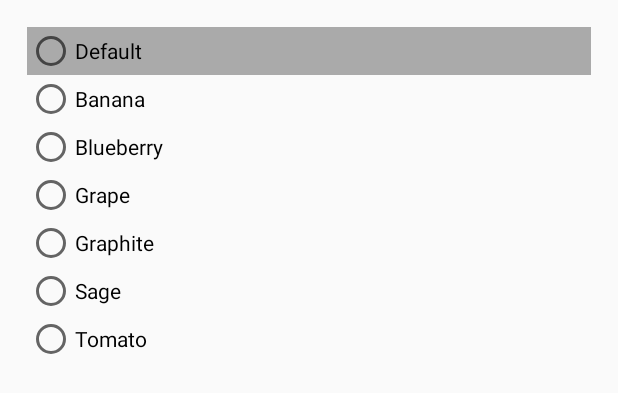
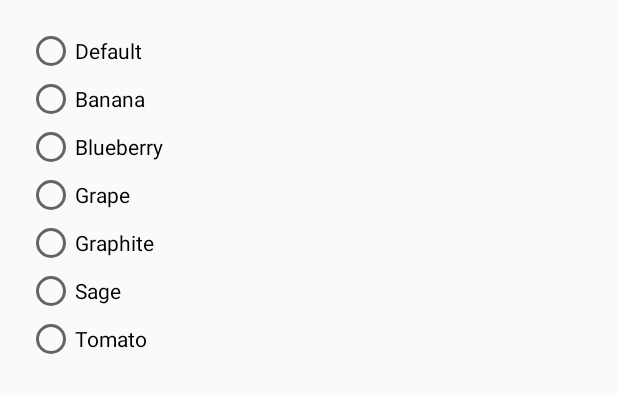
Before and after one commit to AlexVII/Jigsaw, an Android app: the layout dialog_select_theme.xml on its own in the app's theme, with its tools: preview values and no code run, on a phone screen of 412 x 824 dp. Shown: the top 393 px of the screen. Run offline under Robolectric (Android 15) with nearby library versions, the phone set to English and light mode, and no system bars.

Commit message:
Added A Theme Selector

```diff
--- a/app/src/main/java/com/smu_bme/jigsaw/LogUI.java
+++ b/app/src/main/java/com/smu_bme/jigsaw/LogUI.java
@@ -13,6 +13,7 @@ import android.widget.DatePicker;
 import android.widget.ImageButton;
 import android.widget.ProgressBar;
 import android.widget.TextView;
+import android.widget.Toast;
 
 import java.text.Format;
 import java.text.SimpleDateFormat;
@@ -49,8 +50,10 @@ public class LogUI extends View {
     }
 
     public View getView(final Context context, final Calendar calendar){
-//        String CurrentDate  = new SimpleDateFormat("yyyy-MM-dd").format(CurrentCalendar.getTime());
+
         Calendar CurrentDate = MainActivity.PlaceholderFragment.CurrentCalendar;
+        String CurrentDateS  = new SimpleDateFormat("yyyy-MM-dd").format(CurrentDate.getTime());
+        Toast.makeText(context, "Current Time" + CurrentDateS, Toast.LENGTH_SHORT).show();
         String Date = format.format(calendar.getTime());
         textView.setText(Date);
         imageButton.setOnClickListener(new View.OnClickListener() {
--- a/app/src/main/res/layout/dialog_select_theme.xml
+++ b/app/src/main/res/layout/dialog_select_theme.xml
@@ -1,48 +1,108 @@
 <?xml version="1.0" encoding="utf-8"?>
 <LinearLayout xmlns:android="http://schemas.android.com/apk/res/android"
+    xmlns:app="http://schemas.android.com/apk/res-auto"
     android:id="@+id/dialog_layout"
     android:padding="18dp"
     android:orientation="vertical"
     android:layout_width="match_parent"
     android:layout_height="match_parent">
+    <!--<android.support.v7.widget.CardView-->
+        <!--app:cardBackgroundColor="#009688"-->
+        <!--android:layout_marginBottom="10dp"-->
+        <!--app:cardElevation="5dp"-->
+        <!--app:cardCornerRadius="5dp"-->
+        <!--android:layout_width="match_parent"-->
+        <!--android:layout_height="wrap_content">-->
+    <!--</android.support.v7.widget.CardView>-->
 
+    <!--<android.support.v7.widget.CardView-->
+        <!--app:cardBackgroundColor="#FFEB3B"-->
+        <!--app:cardElevation="5dp"-->
+        <!--android:layout_marginBottom="10dp"-->
+        <!--app:cardCornerRadius="5dp"-->
+        <!--android:layout_width="match_parent"-->
+        <!--android:layout_height="wrap_content">-->
+
+    <!--</android.support.v7.widget.CardView>-->
+
+    <!--<android.support.v7.widget.CardView-->
+        <!--app:cardBackgroundColor="#3F51B5"-->
+        <!--app:cardElevation="5dp"-->
+        <!--app:cardCornerRadius="5dp"-->
+        <!--android:layout_width="match_parent"-->
+        <!--android:layout_marginBottom="10dp"-->
+        <!--android:layout_height="wrap_content">-->
+
+    <!--</android.support.v7.widget.CardView>-->
+
+    <!--<android.support.v7.widget.CardView-->
+        <!--app:cardBackgroundColor="#9C27B0"-->
+        <!--app:cardElevation="5dp"-->
+        <!--app:cardCornerRadius="5dp"-->
+        <!--android:layout_marginBottom="10dp"-->
+        <!--android:layout_width="match_parent"-->
+        <!--android:layout_height="wrap_content">-->
+
+    <!--</android.support.v7.widget.CardView>-->
+
+    <!--<android.support.v7.widget.CardView-->
+        <!--app:cardBackgroundColor="#607D8B"-->
+        <!--app:cardElevation="5dp"-->
+        <!--app:cardCornerRadius="5dp"-->
+        <!--android:layout_marginBottom="10dp"-->
+        <!--android:layout_width="match_parent"-->
+        <!--android:layout_height="wrap_content">-->
+
+    <!--</android.support.v7.widget.CardView>-->
+
+    <!--<android.support.v7.widget.CardView-->
+        <!--app:cardBackgroundColor="#4CAF50"-->
+        <!--android:layout_marginBottom="10dp"-->
+        <!--app:cardElevation="5dp"-->
+        <!--app:cardCornerRadius="5dp"-->
+        <!--android:layout_width="match_parent"-->
+        <!--android:layout_height="wrap_content">-->
+
+    <!--</android.support.v7.widget.CardView>-->
+
+    <!--<android.support.v7.widget.CardView-->
+        <!--app:cardBackgroundColor="#F44336"-->
+        <!--android:layout_marginBottom="10dp"-->
+        <!--app:cardElevation="5dp"-->
+        <!--app:cardCornerRadius="5dp"-->
+        <!--android:layout_width="match_parent"-->
+        <!--android:layout_height="wrap_content">-->
+    <!--</android.support.v7.widget.CardView>-->
         <RadioButton
-        android:background="@android:color/darker_gray"
-        android:layout_width="match_parent"
+            android:layout_width="wrap_content"
             android:layout_height="wrap_content"
             android:text="@string/theme_default"
             android:id="@+id/defaultButton" />
-
         <RadioButton
             android:layout_width="wrap_content"
             android:layout_height="wrap_content"
             android:text="@string/theme_banana"
             android:id="@+id/bananaButton" />
-
         <RadioButton
             android:layout_width="wrap_content"
             android:layout_height="wrap_content"
             android:text="@string/theme_blueberry"
             android:id="@+id/blueberryButton" />
-
         <RadioButton
             android:layout_width="wrap_content"
             android:layout_height="wrap_content"
             android:text="@string/theme_grape"
             android:id="@+id/grapeButton" />
-
         <RadioButton
             android:layout_width="wrap_content"
             android:layout_height="wrap_content"
             android:text="@string/theme_graphite"
             android:id="@+id/graphiteButton" />
-
         <RadioButton
             android:layout_width="wrap_content"
             android:layout_height="wrap_content"
             android:text="@string/theme_sage"
             android:id="@+id/sageButton" />
-
     <RadioButton
         android:layout_width="wrap_content"
         android:layout_height="wrap_content"
--- a/app/src/main/res/values/styles.xml
+++ b/app/src/main/res/values/styles.xml
@@ -1,5 +1,10 @@
 <resources>
 
+    <style name="AppTheme" parent="Theme.AppCompat.Light.DarkActionBar">
+    <item name="colorPrimary">#009688</item>
+    <item name="colorPrimaryDark">#00796B</item>
+    <item name="colorAccent">#00BCD4</item>
+    </style>
     <style name="DefaultTheme" parent="Theme.AppCompat.Light.DarkActionBar">
         <item name="colorPrimary">#009688</item>
         <item name="colorPrimaryDark">#00796B</item>
```
Lines whose indentation alone changed are shown as unchanged.
